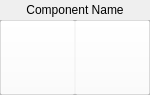
Above: src/twoPinComponentWidget.ui from CinnaKenToast/Circuit-Board-Designer before the change. Below: the same form after it.
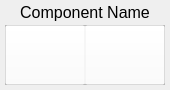
That is the form after the change.

```diff
--- a/src/twoPinComponentWidget.ui
+++ b/src/twoPinComponentWidget.ui
@@ -6,8 +6,8 @@
    <rect>
     <x>0</x>
     <y>0</y>
-    <width>150</width>
-    <height>95</height>
+    <width>170</width>
+    <height>90</height>
    </rect>
   </property>
   <property name="sizePolicy">
@@ -18,14 +18,14 @@
   </property>
   <property name="minimumSize">
    <size>
-    <width>150</width>
-    <height>95</height>
+    <width>170</width>
+    <height>90</height>
    </size>
   </property>
   <property name="maximumSize">
    <size>
-    <width>168</width>
-    <height>16777215</height>
+    <width>170</width>
+    <height>90</height>
    </size>
   </property>
   <property name="windowTitle">
@@ -34,24 +34,29 @@
   <widget class="QLabel" name="label_name">
    <property name="geometry">
     <rect>
-     <x>0</x>
+     <x>5</x>
      <y>0</y>
-     <width>150</width>
-     <height>20</height>
+     <width>160</width>
+     <height>25</height>
     </rect>
    </property>
    <property name="minimumSize">
     <size>
-     <width>0</width>
-     <height>20</height>
+     <width>160</width>
+     <height>25</height>
     </size>
    </property>
    <property name="maximumSize">
     <size>
-     <width>16777215</width>
-     <height>20</height>
+     <width>160</width>
+     <height>25</height>
     </size>
    </property>
+   <property name="font">
+    <font>
+     <pointsize>12</pointsize>
+    </font>
+   </property>
    <property name="text">
     <string>Component Name</string>
    </property>
@@ -62,16 +67,16 @@
   <widget class="QFrame" name="frame">
    <property name="geometry">
     <rect>
-     <x>0</x>
-     <y>20</y>
-     <width>150</width>
-     <height>75</height>
+     <x>5</x>
+     <y>25</y>
+     <width>160</width>
+     <height>60</height>
     </rect>
    </property>
    <property name="minimumSize">
     <size>
-     <width>150</width>
-     <height>50</height>
+     <width>160</width>
+     <height>60</height>
     </size>
    </property>
    <property name="frameShape">
@@ -85,10 +90,16 @@
      <rect>
       <x>0</x>
       <y>0</y>
-      <width>150</width>
-      <height>75</height>
+      <width>160</width>
+      <height>60</height>
      </rect>
     </property>
+    <property name="minimumSize">
+     <size>
+      <width>160</width>
+      <height>60</height>
+     </size>
+    </property>
     <property name="text">
      <string/>
     </property>
@@ -101,8 +112,8 @@
      <rect>
       <x>0</x>
       <y>0</y>
-      <width>75</width>
-      <height>75</height>
+      <width>80</width>
+      <height>60</height>
      </rect>
     </property>
     <property name="styleSheet">
@@ -115,10 +126,10 @@
    <widget class="QPushButton" name="btn_pin1">
     <property name="geometry">
      <rect>
-      <x>75</x>
+      <x>80</x>
       <y>0</y>
-      <width>75</width>
-      <height>75</height>
+      <width>80</width>
+      <height>60</height>
      </rect>
     </property>
     <property name="styleSheet">
```
